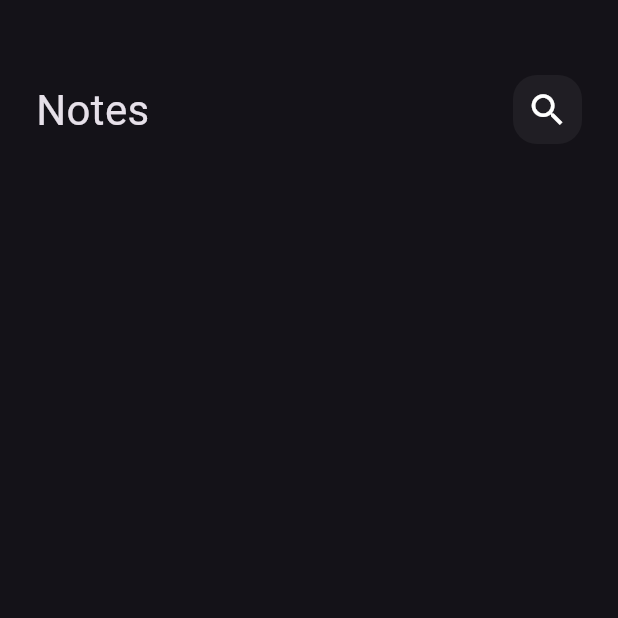
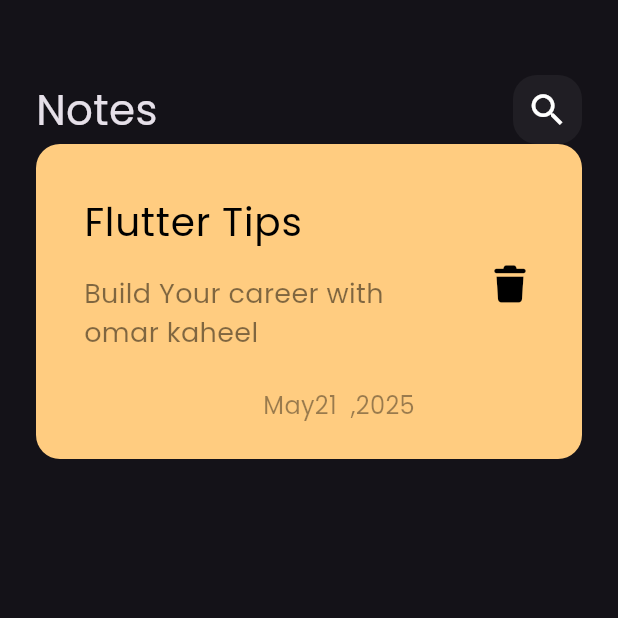
Before and after one commit to Omar-developer533/note_app, a Flutter app: the screen it shows after launch, on a phone screen of 412 x 824 dp, the top half of it. Run offline on Flutter 3.47's test engine with Material 3 defaults, Android fonts, the phone set to English and light mode, and no system bars; our stand-ins replace font_awesome_flutter.

Commit message:
create custom note item

```diff
--- a/lib/main.dart
+++ b/lib/main.dart
@@ -11,7 +11,7 @@ class NotesApp extends StatelessWidget {
   @override
   Widget build(BuildContext context) {
     return MaterialApp(
-      theme: ThemeData(brightness: Brightness.dark),
+      theme: ThemeData(brightness: Brightness.dark,fontFamily: 'Poppins'),
       home: const NotesView(),
     );
   }
--- /dev/null
+++ b/lib/views/widgets/custom_note_item.dart
@@ -0,0 +1,52 @@
+import 'package:flutter/material.dart';
+import 'package:font_awesome_flutter/font_awesome_flutter.dart';
+
+class NoteItem extends StatelessWidget {
+  const NoteItem({super.key});
+
+  @override
+  Widget build(BuildContext context) {
+    return Container(
+      padding: EdgeInsets.only(top: 24, bottom: 24, left: 16),
+      decoration: BoxDecoration(
+        color: Color(0xffFFCC80),
+        borderRadius: BorderRadius.circular(16),
+      ),
+      child: Column(
+        mainAxisAlignment: MainAxisAlignment.end,
+        children: [
+          ListTile(
+            title: Text(
+              'Flutter Tips',
+              style: TextStyle(color: Colors.black, fontSize: 26),
+            ),
+            subtitle: Padding(
+              padding: const EdgeInsets.only(top: 16, bottom: 16),
+              child: Text(
+                'Build Your career with omar kaheel',
+                style: TextStyle(
+                  color: Colors.black.withValues(alpha: 0.5),
+                  fontSize: 18,
+                ),
+              ),
+            ),
+            trailing: IconButton(
+              onPressed: () {},
+              icon: Icon(FontAwesomeIcons.trash, color: Colors.black, size: 24),
+            ),
+          ),
+          Padding(
+            padding: const EdgeInsets.only(left: 24),
+            child: Text(
+              'May21  ,2025',
+              style: TextStyle(
+                color: Colors.black.withValues(alpha: 0.4),
+                fontSize: 16,
+              ),
+            ),
+          ),
+        ],
+      ),
+    );
+  }
+}
--- a/lib/views/widgets/notes_view_body.dart
+++ b/lib/views/widgets/notes_view_body.dart
@@ -1,5 +1,7 @@
 import 'package:flutter/material.dart';
+
 import 'package:note_app/views/widgets/custom_app_bar.dart';
+import 'package:note_app/views/widgets/custom_note_item.dart';
 
 class NotesViewBody extends StatelessWidget {
   const NotesViewBody({super.key});
@@ -8,7 +10,9 @@ class NotesViewBody extends StatelessWidget {
   Widget build(BuildContext context) {
     return Padding(
       padding: const EdgeInsets.symmetric(horizontal: 24),
-      child: Column(children: const [SizedBox(height: 50), CustomAppBar()]),
+      child: Column(
+        children: const [SizedBox(height: 50), CustomAppBar(), NoteItem()],
+      ),
     );
   }
 }
```
Also changed, not shown: pubspec.yaml (+7 -10 lines), lib/assets/fonts/Poppins-Regular.ttf (added), pubspec.lock.
